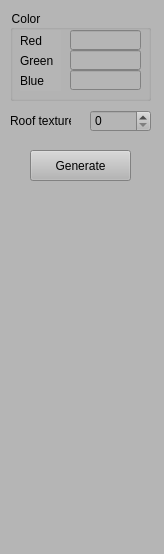
This is PMBuilding/ControlWidget.ui in gnishida/PMBuilding as Qt 5 draws it before an edit. The edited form follows.
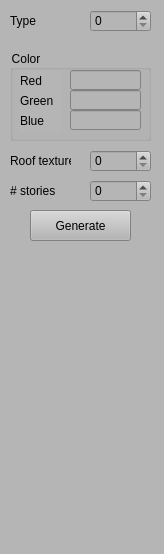
This is the edited form.

Commit message: Add type and numStories to ControlWidget.

What changed in the file:
```diff
--- a/PMBuilding/ControlWidget.ui
+++ b/PMBuilding/ControlWidget.ui
@@ -24,7 +24,7 @@
     <property name="geometry">
      <rect>
       <x>10</x>
-      <y>10</y>
+      <y>50</y>
       <width>141</width>
       <height>91</height>
      </rect>
@@ -115,7 +115,7 @@
     <property name="geometry">
      <rect>
       <x>30</x>
-      <y>150</y>
+      <y>210</y>
       <width>101</width>
       <height>31</height>
      </rect>
@@ -128,7 +128,7 @@
     <property name="geometry">
      <rect>
       <x>90</x>
-      <y>110</y>
+      <y>150</y>
       <width>61</width>
       <height>22</height>
      </rect>
@@ -138,7 +138,7 @@
     <property name="geometry">
      <rect>
       <x>10</x>
-      <y>110</y>
+      <y>150</y>
       <width>61</width>
       <height>21</height>
      </rect>
@@ -147,6 +147,52 @@
      <string>Roof texture</string>
     </property>
    </widget>
+   <widget class="QSpinBox" name="spinBoxNumStories">
+    <property name="geometry">
+     <rect>
+      <x>90</x>
+      <y>180</y>
+      <width>61</width>
+      <height>22</height>
+     </rect>
+    </property>
+   </widget>
+   <widget class="QLabel" name="label_5">
+    <property name="geometry">
+     <rect>
+      <x>10</x>
+      <y>180</y>
+      <width>61</width>
+      <height>21</height>
+     </rect>
+    </property>
+    <property name="text">
+     <string># stories</string>
+    </property>
+   </widget>
+   <widget class="QSpinBox" name="spinBoxType">
+    <property name="geometry">
+     <rect>
+      <x>90</x>
+      <y>10</y>
+      <width>61</width>
+      <height>22</height>
+     </rect>
+    </property>
+   </widget>
+   <widget class="QLabel" name="label_6">
+    <property name="geometry">
+     <rect>
+      <x>10</x>
+      <y>10</y>
+      <width>61</width>
+      <height>21</height>
+     </rect>
+    </property>
+    <property name="text">
+     <string>Type</string>
+    </property>
+   </widget>
   </widget>
  </widget>
  <resources/>
```
The commit also changes 3 other files.
